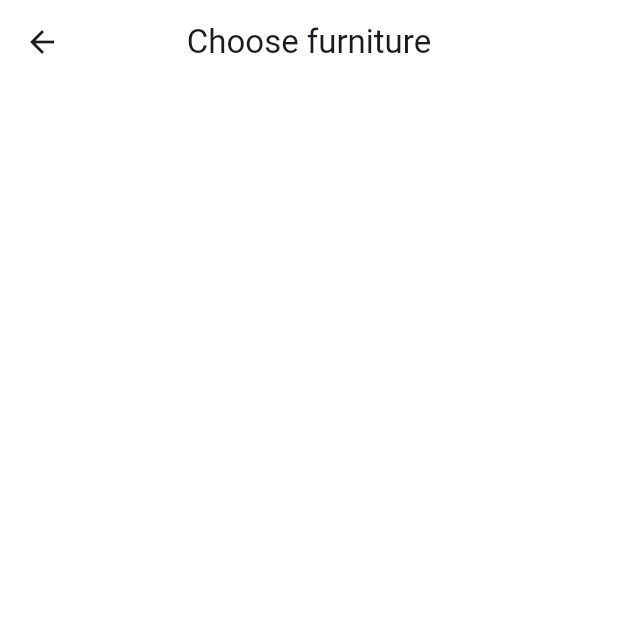
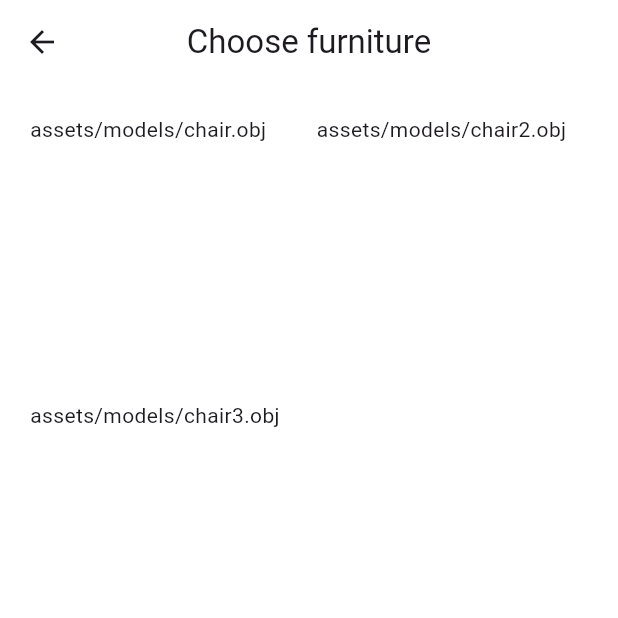
Before and after one commit to FlyingTrowel/furnitAR, a Flutter app: the HomePage screen opened by its route, on a phone screen of 412 x 824 dp, the top half of it. Run offline on Flutter 3.47's test engine with Material 3 defaults, Android fonts, the phone set to English and light mode, and no system bars.

Commit message:
Page 2 kinda done

```diff
--- a/lib/pages/home_page.dart
+++ b/lib/pages/home_page.dart
@@ -2,19 +2,51 @@ import 'package:flutter/material.dart';
 
 class HomePage extends StatelessWidget {
   const HomePage({super.key});
+
+  static const List<Map<String, String>> furnitureList = [
+    {
+      'image': 'assets/images/chair.png', 'model': 'assets/models/chair.obj'
+    },
+    {
+      'image': 'assets/images/chair2.png', 'model': 'assets/models/chair2.obj'
+    },
+    {
+      'image': 'assets/images/chair3.png', 'model': 'assets/models/chair3.obj'
+    },
+  ];
 
   @override
   Widget build(BuildContext context) {
     return Scaffold(
        appBar: AppBar(
          backgroundColor: Colors.white,
+         forceMaterialTransparency: true,
          title: Text('Choose furniture'),
          centerTitle: true,
        ),
       body: Container(
-        margin: EdgeInsets.fromLTRB(0, 0, 0, 0),
-        child: Column(
-          children: [],
+        margin: EdgeInsets.fromLTRB(20, 20, 20, 20),
+        child: GridView.builder(
+          gridDelegate: SliverGridDelegateWithFixedCrossAxisCount(
+            crossAxisCount: 2,
+            crossAxisSpacing: 10,
+            mainAxisSpacing: 10,
+          ),
+          itemCount: furnitureList.length,
+          itemBuilder: (context, index){
+            return GestureDetector(
+              onTap: () {
+                Navigator.pushNamed(
+                  context,
+                  '/ar',
+                  arguments: furnitureList[index]['model'],
+                );
+              },
+              child: Container(
+                child: Text('${furnitureList[index]['model']}'),
+              ),
+            );
+          },
         ),
       ),
     );
--- a/pubspec.yaml
+++ b/pubspec.yaml
@@ -34,7 +34,6 @@ dependencies:
   # The following adds the Cupertino Icons font to your application.
   # Use with the CupertinoIcons class for iOS style icons.
   cupertino_icons: ^1.0.8
-  ar_flutter_plugin_flutterflow: ^0.7.55
 
 dev_dependencies:
   flutter_test:
@@ -61,7 +60,12 @@ flutter:
   # To add assets to your application, add an assets section, like this:
   assets:
    - assets/images/get_started_chair.png
+   - assets/models/couch.obj
+   - assets/models/couch.mtl
+   - assets/models/Koltuk.obj
   #   - images/a_dot_ham.jpeg
+  # 3D models
+
 
   # An image asset can refer to one or more resolution-specific "variants", see
   # https://flutter.dev/to/resolution-aware-images
```
Also changed, not shown: lib/pages/ar_page.dart (+15 -3 lines), pubspec.lock, 1 other file.
